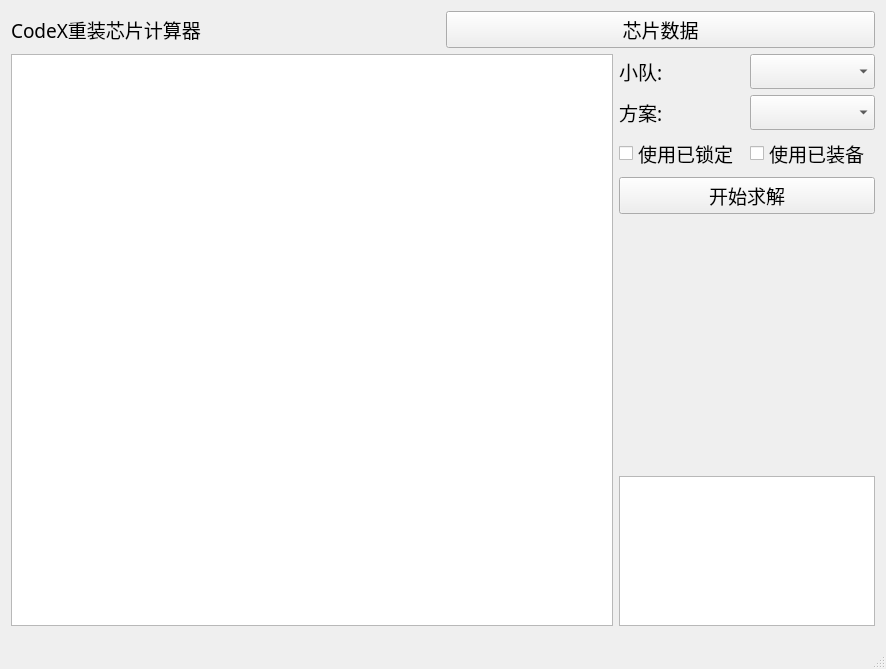
First picture: the form in CodeX/CodeX.ui, repository xxzl0130/CodeX, before the edit.
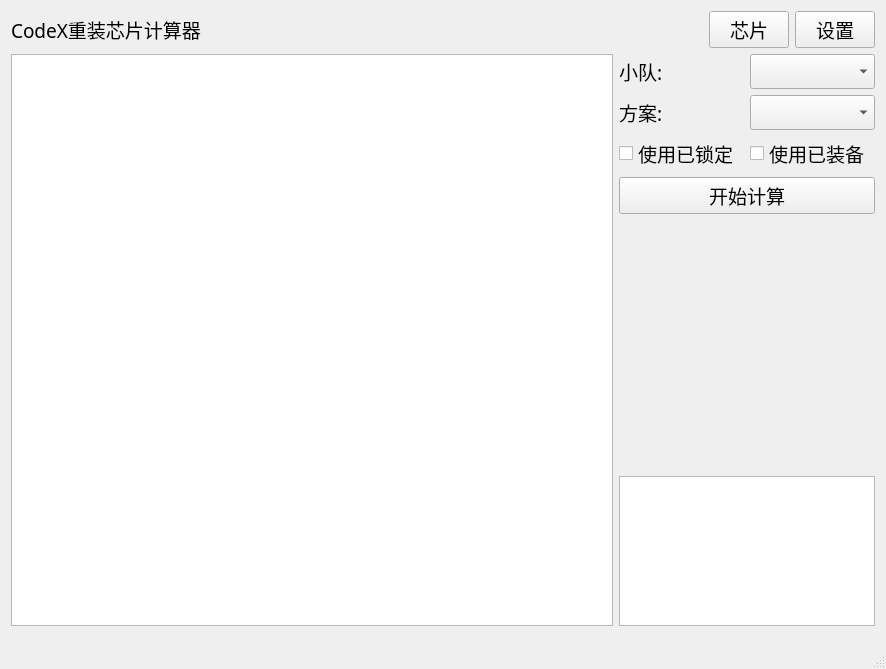
Second picture: the form after the edit. Custom widgets are drawn as their Qt base class.

Commit message: 添加设置窗口，debug

Diff of the .ui file:
```diff
--- a/CodeX/CodeX.ui
+++ b/CodeX/CodeX.ui
@@ -81,7 +81,7 @@
         <item row="3" column="0" colspan="2">
          <widget class="QPushButton" name="solveButton">
           <property name="text">
-           <string>开始求解</string>
+           <string>开始计算</string>
           </property>
          </widget>
         </item>
@@ -125,6 +125,12 @@
      <layout class="QHBoxLayout" name="horizontalLayout_2">
       <item>
        <widget class="QLabel" name="label">
+        <property name="sizePolicy">
+         <sizepolicy hsizetype="Expanding" vsizetype="Preferred">
+          <horstretch>0</horstretch>
+          <verstretch>0</verstretch>
+         </sizepolicy>
+        </property>
         <property name="text">
          <string>CodeX重装芯片计算器</string>
         </property>
@@ -133,7 +139,14 @@
       <item>
        <widget class="QPushButton" name="chipDataButton">
         <property name="text">
-         <string>芯片数据</string>
+         <string>芯片</string>
+        </property>
+       </widget>
+      </item>
+      <item>
+       <widget class="QPushButton" name="settingPushButton">
+        <property name="text">
+         <string>设置</string>
         </property>
        </widget>
       </item>
```
The commit also changes 11 other files.
